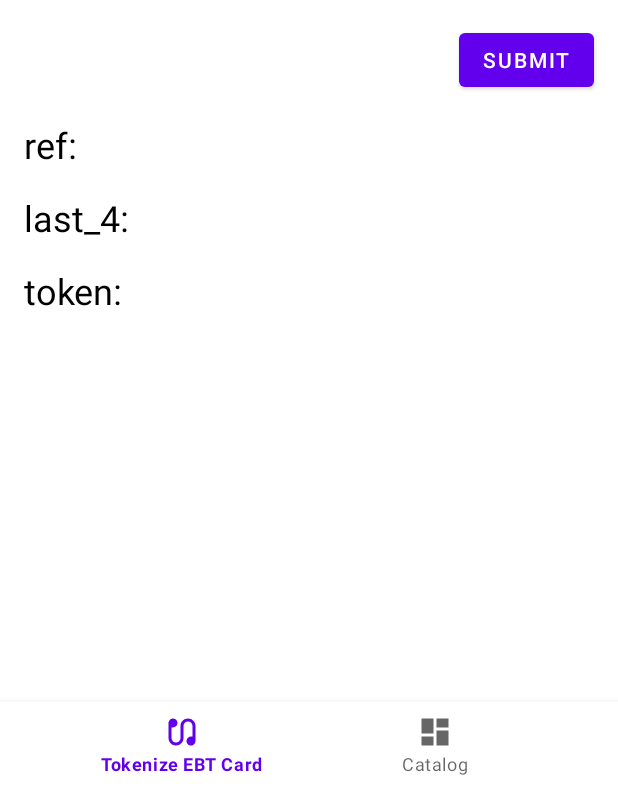
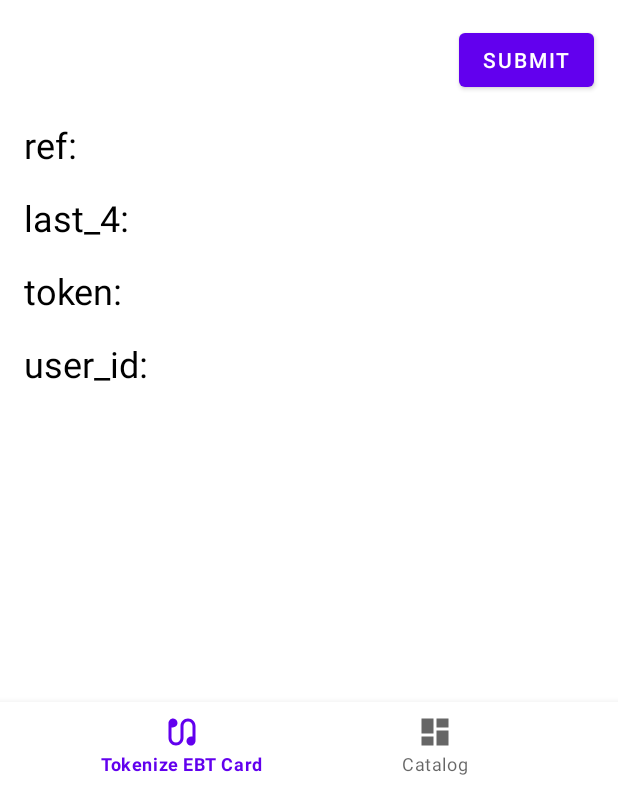
Before and after one commit to teamforage/forage-android-sdk, an Android app: the screen it shows after launch (MainActivity), after a tap on "NEXT", on a phone screen of 412 x 824 dp, the part 450-1236 px from its top. Run offline under Robolectric (Android 15) with nearby library versions, the phone set to English and light mode, and no system bars; our stand-ins replace Dagger/Hilt's generated code, navigation-ui; libraries missing offline, so code that uses them is left out: com.skydoves.sandwich; 1 statement that could not run was skipped.

Commit message:
Add support for userId param
Update README.md

Update test files

To support requests and responses w/ or without userId^

Display user_id in the sample app

Appease linter

Fix test case names

Revert test credential changes

```diff
--- a/forage-android/src/main/java/com/joinforage/forage/android/ForageSDK.kt
+++ b/forage-android/src/main/java/com/joinforage/forage/android/ForageSDK.kt
@@ -28,7 +28,8 @@ object ForageSDK : ForageSDKApi {
 
     override suspend fun tokenizeEBTCard(
         merchantAccount: String,
-        bearerToken: String
+        bearerToken: String,
+        userId: String?
     ): ForageApiResponse<String> {
         val currentEntry = panEntry
         logger.info("Tokenize $currentEntry")
@@ -42,7 +43,8 @@ object ForageSDK : ForageSDKApi {
                 ),
                 httpUrl = ForageConstants.provideHttpUrl()
             ).tokenizeCard(
-                cardNumber = currentEntry.getPanNumber()
+                cardNumber = currentEntry.getPanNumber(),
+                userId = userId
             )
             else -> ForageApiResponse.Failure(listOf(ForageError(400, "invalid_input_data", "Invalid PAN entry")))
         }
--- a/forage-android/src/main/java/com/joinforage/forage/android/ForageSDKApi.kt
+++ b/forage-android/src/main/java/com/joinforage/forage/android/ForageSDKApi.kt
@@ -10,7 +10,8 @@ import com.joinforage.forage.android.ui.ForagePINEditText
 internal interface ForageSDKApi {
     suspend fun tokenizeEBTCard(
         merchantAccount: String,
-        bearerToken: String
+        bearerToken: String,
+        userId: String?
     ): ForageApiResponse<String>
 
     suspend fun checkBalance(
--- a/forage-android/src/main/java/com/joinforage/forage/android/network/model/PaymentMethodRequestBody.kt
+++ b/forage-android/src/main/java/com/joinforage/forage/android/network/model/PaymentMethodRequestBody.kt
@@ -5,7 +5,8 @@ import org.json.JSONObject
 internal data class PaymentMethodRequestBody(
     val cardNumber: String,
     val type: String = "ebt",
-    val reusable: Boolean = true
+    val reusable: Boolean = true,
+    val userId: String? = null
 )
 
 internal fun PaymentMethodRequestBody.toJSONObject(): JSONObject {
@@ -17,6 +18,9 @@ internal fun PaymentMethodRequestBody.toJSONObject(): JSONObject {
     rootObject.put("card", cardObject)
     rootObject.put("type", type)
     rootObject.put("reusable", reusable)
+    if (userId != null) {
+        rootObject.put("user_id", userId)
+    }
 
     return rootObject
 }
--- a/sample-app/src/main/java/com/joinforage/android/example/network/model/tokenize/PaymentMethod.kt
+++ b/sample-app/src/main/java/com/joinforage/android/example/network/model/tokenize/PaymentMethod.kt
@@ -7,5 +7,6 @@ data class PaymentMethod(
     val ref: String,
     val type: String,
     val balance: Balance?,
-    val card: Card?
+    val card: Card?,
+    val user_id: String?
 )
--- a/sample-app/src/main/java/com/joinforage/android/example/ui/complete/flow/tokenize/FlowTokenizeFragment.kt
+++ b/sample-app/src/main/java/com/joinforage/android/example/ui/complete/flow/tokenize/FlowTokenizeFragment.kt
@@ -40,6 +40,7 @@ class FlowTokenizeFragment : Fragment() {
         val paymentRef: TextView = binding.paymentRef
         val cardLast4: TextView = binding.cardLast4
         val token: TextView = binding.cardToken
+        val userId: TextView = binding.userId
 
         viewModel.paymentMethod.observe(viewLifecycleOwner) {
             when (it == null) {
@@ -47,12 +48,14 @@ class FlowTokenizeFragment : Fragment() {
                     paymentRef.text = "ref:"
                     cardLast4.text = "last_4:"
                     token.text = "token:"
+                    userId.text = "user_id:"
                     binding.nextButton.visibility = View.GONE
                 }
                 else -> {
                     paymentRef.text = "ref: ${it.ref}"
                     cardLast4.text = "last_4: ${it.card?.last4}"
                     token.text = "token: ${it.card?.token}"
+                    userId.text = "user_id: ${it?.user_id}"
                     binding.nextButton.visibility = View.VISIBLE
                 }
             }
@@ -80,7 +83,8 @@ class FlowTokenizeFragment : Fragment() {
                         bearer = viewModel.bearer,
                         merchantAccount = viewModel.merchantAccount,
                         paymentMethodRef = viewModel.paymentMethod.value?.ref.orEmpty(),
-                        cardToken = viewModel.paymentMethod.value?.card?.token.orEmpty()
+                        cardToken = viewModel.paymentMethod.value?.card?.token.orEmpty(),
+                        userId = viewModel.paymentMethod.value?.user_id.orEmpty()
                     )
                 )
             }
--- a/sample-app/src/main/java/com/joinforage/android/example/ui/complete/flow/tokenize/FlowTokenizeViewModel.kt
+++ b/sample-app/src/main/java/com/joinforage/android/example/ui/complete/flow/tokenize/FlowTokenizeViewModel.kt
@@ -50,7 +50,8 @@ class FlowTokenizeViewModel @Inject constructor(
 
         val response = ForageSDK.tokenizeEBTCard(
             merchantAccount = merchantAccount,
-            bearerToken = bearer
+            bearerToken = bearer,
+            userId = "test-user-id"
         )
 
         when (response) {
--- a/sample-app/src/main/res/layout/fragment_flow_tokenize.xml
+++ b/sample-app/src/main/res/layout/fragment_flow_tokenize.xml
@@ -72,6 +72,21 @@
         app:layout_constraintVertical_bias="0.0"
         tools:text="token: tok_sandbox_sYiPe9Q249qQ5wQyUPP5f7" />
 
+    <TextView
+        android:id="@+id/userId"
+        android:layout_width="0dp"
+        android:layout_height="wrap_content"
+        android:layout_margin="16dp"
+        android:textColor="@color/black"
+        android:textSize="24sp"
+        app:layout_constraintBottom_toBottomOf="parent"
+        app:layout_constraintEnd_toEndOf="parent"
+        app:layout_constraintHorizontal_bias="0.0"
+        app:layout_constraintStart_toStartOf="parent"
+        app:layout_constraintTop_toBottomOf="@+id/cardToken"
+        app:layout_constraintVertical_bias="0.0"
+        tools:text="user_id: test-user-id" />
+
     <ProgressBar
         android:id="@+id/progressBar"
         style="?android:attr/progressBarStyle"
--- a/sample-app/src/main/res/navigation/mobile_navigation.xml
+++ b/sample-app/src/main/res/navigation/mobile_navigation.xml
@@ -59,6 +59,11 @@
         <argument
             android:name="cardToken"
             app:argType="string" />
+
+        <argument
+            android:name="userId"
+            app:argType="string" />
+
         <action
             android:id="@+id/action_flowBalanceFragment_to_flowCreatePaymentFragment"
             app:destination="@id/flowCreatePaymentFragment" />
```
Also changed, not shown: forage-android/src/main/java/com/joinforage/forage/android/network/TokenizeCardService.kt (+5 -4 lines), 6 other files.
